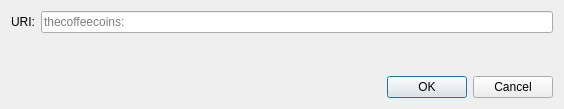
First picture: the form in src/qt/forms/openuridialog.ui, repository TheCoffeeCoins/TheCoffeeCoins, before the edit.
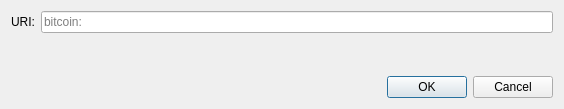
Second picture: the form after the edit. Custom widgets are drawn as their Qt base class.

Commit message:
Revert "Bitcoin name to TheCoffeeCoins name"
This reverts commit 84f63a6be33610a26fde9b2ba03b085227ea57f5.

```diff
--- a/src/qt/forms/openuridialog.ui
+++ b/src/qt/forms/openuridialog.ui
@@ -26,7 +26,7 @@
      <item>
       <widget class="QValidatedLineEdit" name="uriEdit">
        <property name="placeholderText">
-        <string notr="true">thecoffeecoins:</string>
+        <string notr="true">bitcoin:</string>
        </property>
       </widget>
      </item>
```
Left out of the diff: 2 changed lines with no effect on the pictures. The commit also changes 1213 other files.
